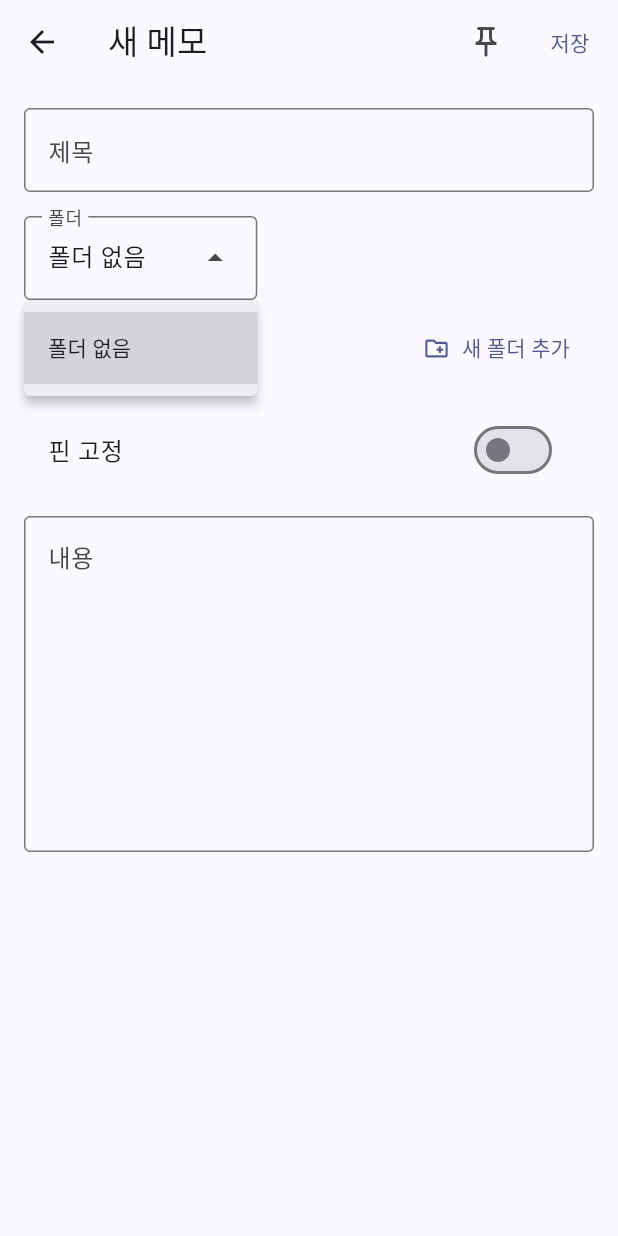
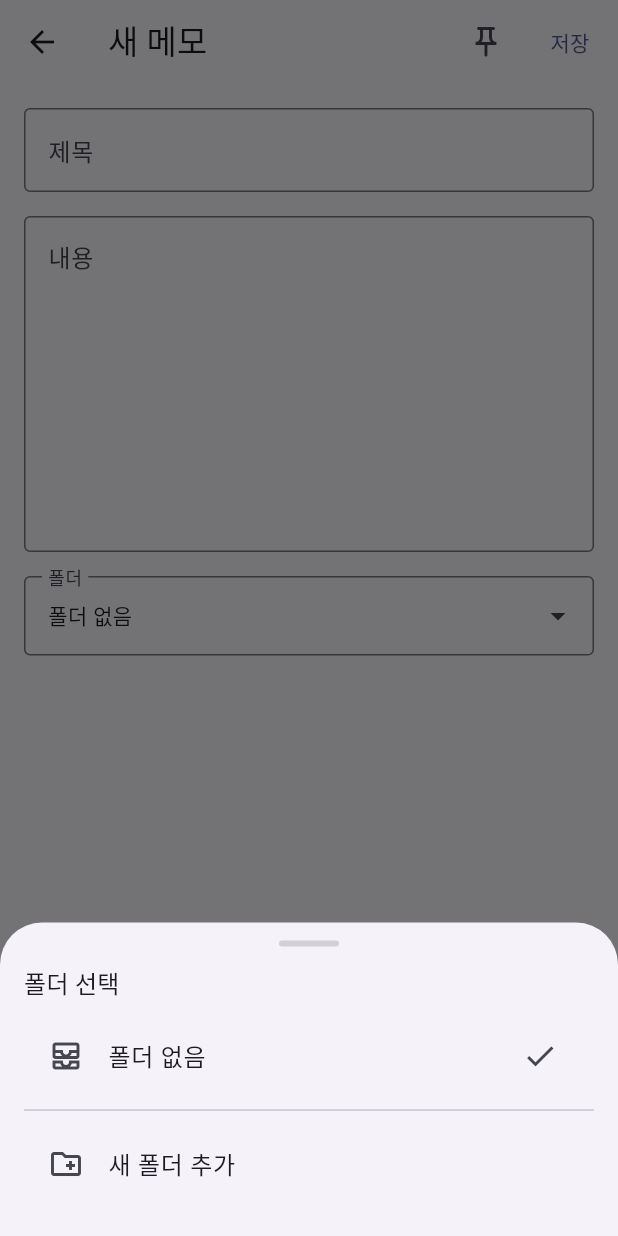
Before and after one commit to sangheonkimme/worklife-memo-app, a Flutter app: the MemoEditorPage screen opened directly, after a tap on "폴더 없음", on a phone screen of 412 x 824 dp. Run offline on Flutter 3.47's test engine with Material 3 defaults, Android fonts, the phone set to English and light mode, and no system bars; our stand-ins replace flutter_riverpod, freezed_annotation, isar, riverpod_annotation; accounts and stored records are empty; generated files the repository leaves out were written again; statements that could not run were skipped.

Commit message:
feat : 메모 기본 기능

```diff
--- /dev/null
+++ b/lib/app/di/isar_directory_stub.dart
@@ -0,0 +1 @@
+Future<String?> fallbackIsarDirectory() async => null;
--- a/lib/features/memos/presentation/pages/memo_editor_page.dart
+++ b/lib/features/memos/presentation/pages/memo_editor_page.dart
@@ -90,18 +90,6 @@ class _MemoEditorPageState extends ConsumerState<MemoEditorPage> {
                       ),
                     ),
                     const SizedBox(height: 16),
-                    _buildFolderPicker(foldersAsync),
-                    const SizedBox(height: 16),
-                    SwitchListTile(
-                      value: _isPinned,
-                      onChanged: (value) {
-                        setState(() {
-                          _isPinned = value;
-                        });
-                      },
-                      title: const Text('핀 고정'),
-                    ),
-                    const SizedBox(height: 16),
                     TextField(
                       controller: _contentController,
                       decoration: const InputDecoration(
@@ -112,6 +100,8 @@ class _MemoEditorPageState extends ConsumerState<MemoEditorPage> {
                       maxLines: null,
                       minLines: 8,
                     ),
+                    const SizedBox(height: 16),
+                    _buildFolderPicker(foldersAsync),
                     if (errorMessage != null) ...[
                       const SizedBox(height: 16),
                       Text(
@@ -180,91 +170,143 @@ class _MemoEditorPageState extends ConsumerState<MemoEditorPage> {
   }
 
   Widget _buildFolderPicker(AsyncValue<List<Folder>> folderAsync) {
+    final theme = Theme.of(context);
+    final folders = folderAsync.asData?.value ?? const <Folder>[];
+    String? selectedFolderName;
+    if (_selectedFolderId != null) {
+      for (final folder in folders) {
+        if (folder.id == _selectedFolderId) {
+          selectedFolderName = folder.name;
+          break;
+        }
+      }
+    }
+    final isLoading = folderAsync is AsyncLoading<List<Folder>>;
+    final hasError = folderAsync is AsyncError<List<Folder>>;
+    final displayText = isLoading
+        ? '폴더 불러오는 중...'
+        : (selectedFolderName ?? '폴더 없음');
+
     return Column(
       crossAxisAlignment: CrossAxisAlignment.start,
       children: [
-        SizedBox(
-          width: double.infinity,
-          child: DropdownMenu<int?>(
-            key: ValueKey(_selectedFolderId),
-            initialSelection: _selectedFolderId,
-            label: const Text('폴더'),
-            dropdownMenuEntries: [
-              const DropdownMenuEntry<int?>(value: null, label: '폴더 없음'),
-              ...folderAsync.asData?.value
-                      .map(
-                        (folder) => DropdownMenuEntry<int?>(
-                          value: folder.id,
-                          label: folder.name,
+        Material(
+          color: Colors.transparent,
+          child: InkWell(
+            borderRadius: BorderRadius.circular(8),
+            onTap: () {
+              if (isLoading) {
+                return;
+              }
+              _openFolderPicker(folders: folders);
+            },
+            child: InputDecorator(
+              decoration: const InputDecoration(
+                labelText: '폴더',
+                border: OutlineInputBorder(),
+                suffixIcon: Icon(Icons.arrow_drop_down),
               ),
-                      )
-                      .toList() ??
-                  [],
-            ],
-            onSelected: (value) {
-              setState(() {
-                _selectedFolderId = value;
-              });
-            },
+              isEmpty: displayText.isEmpty,
+              child: Text(
+                displayText,
+                style: theme.textTheme.bodyMedium?.copyWith(
+                  color: isLoading
+                      ? theme.disabledColor
+                      : theme.textTheme.bodyMedium?.color,
                 ),
               ),
-        const SizedBox(height: 8),
-        Align(
-          alignment: Alignment.centerRight,
-          child: TextButton.icon(
-            onPressed: _showCreateFolderDialog,
-            icon: const Icon(Icons.create_new_folder_outlined),
-            label: const Text('새 폴더 추가'),
             ),
           ),
-        if (folderAsync is AsyncError)
+        ),
+        if (hasError)
           Padding(
             padding: const EdgeInsets.only(top: 8),
             child: Text(
               '폴더를 불러오지 못했습니다.',
-              style: TextStyle(color: Theme.of(context).colorScheme.error),
+              style: TextStyle(color: theme.colorScheme.error),
             ),
           ),
       ],
     );
   }
 
+  Future<void> _openFolderPicker({required List<Folder> folders}) async {
+    final result =
+        await showModalBottomSheet<({bool createNew, int? folderId})>(
+      context: context,
+      builder: (context) => _FolderPickerSheet(
+        folders: folders,
+        selectedFolderId: _selectedFolderId,
+      ),
+    );
+
+    if (!mounted || result == null) {
+      return;
+    }
+
+    if (result.createNew) {
+      await _showCreateFolderDialog();
+      return;
+    }
+
+    setState(() {
+      _selectedFolderId = result.folderId;
+    });
+  }
+
   Future<void> _showCreateFolderDialog() async {
-    final nameController = TextEditingController();
     final messenger = ScaffoldMessenger.of(context);
+
+    var input = '';
+    var showValidationError = false;
 
     final name = await showDialog<String>(
       context: context,
-      builder: (context) => AlertDialog(
+      builder: (dialogContext) {
+        return StatefulBuilder(
+          builder: (dialogContext, setDialogState) {
+            return AlertDialog(
               title: const Text('새 폴더'),
               content: TextField(
-          controller: nameController,
                 autofocus: true,
-          decoration: const InputDecoration(hintText: '폴더 이름'),
+                onChanged: (value) {
+                  setDialogState(() {
+                    input = value;
+                    if (showValidationError && value.trim().isNotEmpty) {
+                      showValidationError = false;
+                    }
+                  });
+                },
+                decoration: InputDecoration(
+                  hintText: '폴더 이름',
+                  errorText:
+                      showValidationError ? '폴더 이름을 입력해주세요.' : null,
+                ),
               ),
               actions: [
                 TextButton(
-            onPressed: () => Navigator.of(context).pop(),
+                  onPressed: () => Navigator.of(dialogContext).pop(),
                   child: const Text('취소'),
                 ),
                 FilledButton(
                   onPressed: () {
-              final text = nameController.text.trim();
-              if (text.isEmpty) {
-                messenger.showSnackBar(
-                  const SnackBar(content: Text('폴더 이름을 입력해주세요.')),
-                );
+                    final trimmed = input.trim();
+                    if (trimmed.isEmpty) {
+                      setDialogState(() {
+                        showValidationError = true;
+                      });
                       return;
                     }
-              Navigator.of(context).pop(text);
+                    Navigator.of(dialogContext).pop(trimmed);
                   },
                   child: const Text('추가'),
                 ),
               ],
-      ),
             );
-
-    nameController.dispose();
+          },
+        );
+      },
+    );
 
     if (name == null) {
       return;
@@ -272,6 +314,10 @@ class _MemoEditorPageState extends ConsumerState<MemoEditorPage> {
 
     final createFolder = ref.read(createFolderProvider);
     final result = await createFolder(name);
+
+    if (!mounted) {
+      return;
+    }
 
     result.fold(
       (failure) {
@@ -326,3 +372,71 @@ class _MemoEditorPageState extends ConsumerState<MemoEditorPage> {
     );
   }
 }
+
+class _FolderPickerSheet extends StatelessWidget {
+  const _FolderPickerSheet({
+    required this.folders,
+    required this.selectedFolderId,
+  });
+
+  final List<Folder> folders;
+  final int? selectedFolderId;
+
+  @override
+  Widget build(BuildContext context) {
+    return SafeArea(
+      child: Padding(
+        padding: const EdgeInsets.symmetric(horizontal: 16, vertical: 12),
+        child: Column(
+          mainAxisSize: MainAxisSize.min,
+          children: [
+            Container(
+              width: 40,
+              height: 4,
+              margin: const EdgeInsets.only(bottom: 12),
+              decoration: BoxDecoration(
+                color: Colors.grey.withValues(alpha: 0.4),
+                borderRadius: BorderRadius.circular(2),
+              ),
+            ),
+            Align(
+              alignment: Alignment.centerLeft,
+              child: Text(
+                '폴더 선택',
+                style: Theme.of(context).textTheme.titleMedium,
+              ),
+            ),
+            const SizedBox(height: 8),
+            ListTile(
+              leading: const Icon(Icons.all_inbox_outlined),
+              title: const Text('폴더 없음'),
+              trailing:
+                  selectedFolderId == null ? const Icon(Icons.check) : null,
+              onTap: () =>
+                  Navigator.of(context).pop((createNew: false, folderId: null)),
+            ),
+            ...folders.map(
+              (folder) => ListTile(
+                leading: const Icon(Icons.folder_outlined),
+                title: Text(folder.name),
+                trailing: folder.id == selectedFolderId
+                    ? const Icon(Icons.check)
+                    : null,
+                onTap: () => Navigator.of(context)
+                    .pop((createNew: false, folderId: folder.id)),
+              ),
+            ),
+            const Divider(),
+            ListTile(
+              leading: const Icon(Icons.create_new_folder_outlined),
+              title: const Text('새 폴더 추가'),
+              onTap: () => Navigator.of(context)
+                  .pop((createNew: true, folderId: null)),
+            ),
+            const SizedBox(height: 8),
+          ],
+        ),
+      ),
+    );
+  }
+}
--- a/lib/features/memos/presentation/widgets/memo_card.dart
+++ b/lib/features/memos/presentation/widgets/memo_card.dart
@@ -45,8 +45,13 @@ class MemoCard extends StatelessWidget {
                     ),
                   ),
                   IconButton(
+                    padding: EdgeInsets.zero,
+                    alignment: Alignment.topCenter,
+                    constraints: const BoxConstraints(minWidth: 32, minHeight: 32),
+                    visualDensity: VisualDensity.compact,
                     icon: Icon(
                       memo.isPinned ? Icons.push_pin : Icons.push_pin_outlined,
+                      size: theme.textTheme.titleMedium?.fontSize ?? 20,
                     ),
                     tooltip: memo.isPinned ? '핀 해제' : '핀 고정',
                     onPressed: onTogglePin,
--- a/pubspec.yaml
+++ b/pubspec.yaml
@@ -55,6 +55,7 @@ dev_dependencies:
   freezed: ^2.5.2
   json_serializable: ^6.8.0
   isar_generator: ^3.1.0+1
+  riverpod: ^2.5.1
 
 # For information on the generic Dart part of this file, see the
 # following page: https://dart.dev/tools/pub/pubspec
```
Also changed, not shown: lib/app/di/isar_directory.dart (added, +18 -0 lines), lib/app/di/isar_directory_io.dart (added, +12 -0 lines), lib/app/di/providers.dart (+4 -4 lines), lib/features/memos/data/datasources/memo_local_ds.dart (+32 -5 lines), tool/isar_debug.dart (added, +45 -0 lines), pubspec.lock, 8 other files. Lines whose indentation alone changed are shown as unchanged.
